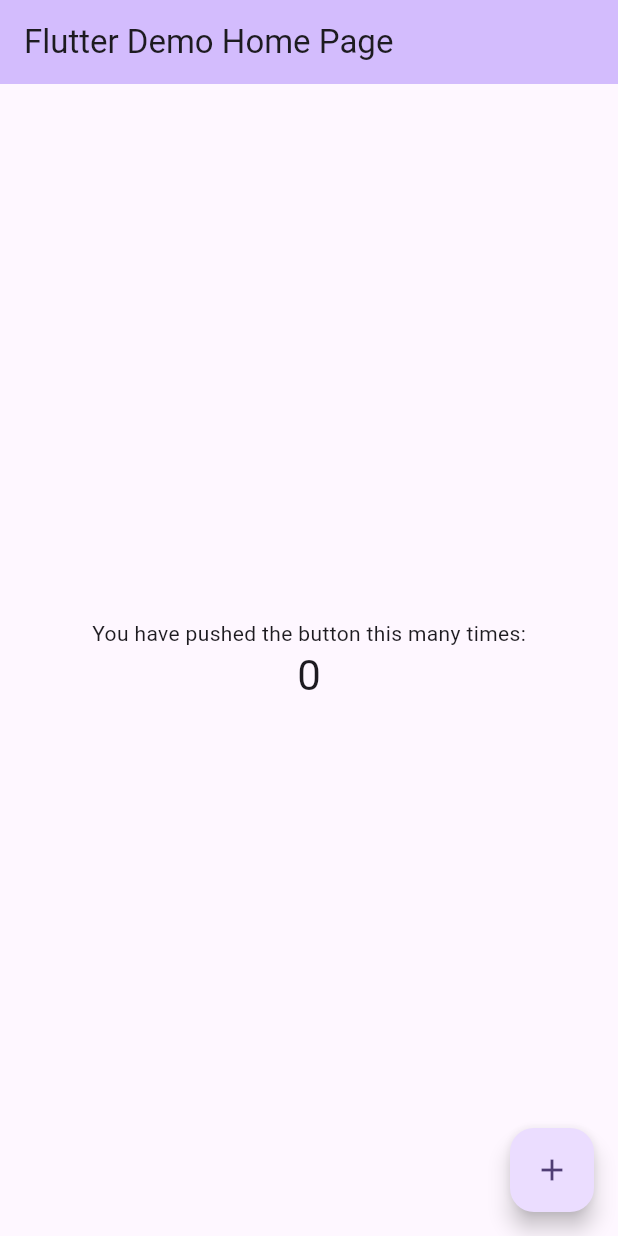
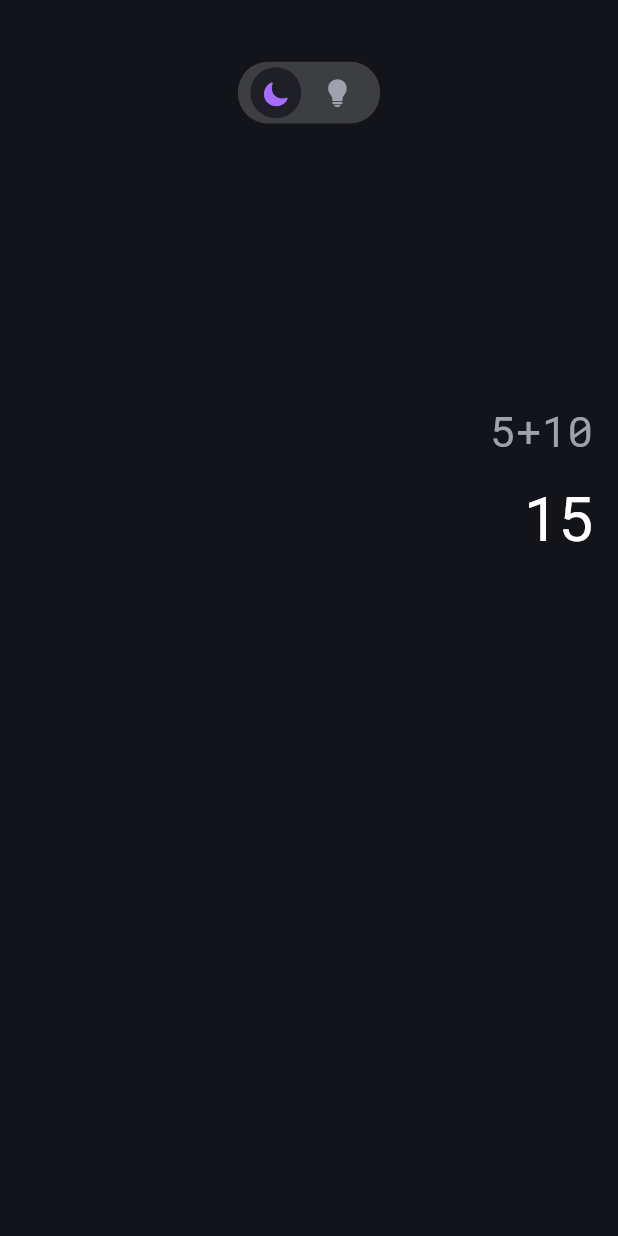
Before and after one commit to SSalahAyman/CodeCasa, a Flutter app: the screen it shows after launch, on a phone screen of 412 x 824 dp. Run offline on Flutter 3.47's test engine with Material 2 defaults, Android fonts, the phone set to English and light mode, and no system bars; our stand-ins replace animated_text_kit, get, lottie, smooth_page_indicator.

Commit message:
finished the the theme bar and container that contain Question & Answer as UI only

```diff
--- a/calculatorapp/lib/main.dart
+++ b/calculatorapp/lib/main.dart
@@ -1,125 +1,18 @@
+import 'package:calculatorapp/screens/main_screen.dart';
 import 'package:flutter/material.dart';
 
 void main() {
-  runApp(const MyApp());
+  runApp(CalculatorApp());
 }
 
-class MyApp extends StatelessWidget {
-  const MyApp({super.key});
+class CalculatorApp extends StatelessWidget {
+  const CalculatorApp({super.key});
 
-  // This widget is the root of your application.
   @override
   Widget build(BuildContext context) {
     return MaterialApp(
-      title: 'Flutter Demo',
-      theme: ThemeData(
-        // This is the theme of your application.
-        //
-        // TRY THIS: Try running your application with "flutter run". You'll see
-        // the application has a blue toolbar. Then, without quitting the app,
-        // try changing the seedColor in the colorScheme below to Colors.green
-        // and then invoke "hot reload" (save your changes or press the "hot
-        // reload" button in a Flutter-supported IDE, or press "r" if you used
-        // the command line to start the app).
-        //
-        // Notice that the counter didn't reset back to zero; the application
-        // state is not lost during the reload. To reset the state, use hot
-        // restart instead.
-        //
-        // This works for code too, not just values: Most code changes can be
-        // tested with just a hot reload.
-        colorScheme: ColorScheme.fromSeed(seedColor: Colors.deepPurple),
-        useMaterial3: true,
-      ),
-      home: const MyHomePage(title: 'Flutter Demo Home Page'),
+      debugShowCheckedModeBanner: false,
+      home: MainScreen(),
     );
   }
 }
-
-class MyHomePage extends StatefulWidget {
-  const MyHomePage({super.key, required this.title});
-
-  // This widget is the home page of your application. It is stateful, meaning
-  // that it has a State object (defined below) that contains fields that affect
-  // how it looks.
-
-  // This class is the configuration for the state. It holds the values (in this
-  // case the title) provided by the parent (in this case the App widget) and
-  // used by the build method of the State. Fields in a Widget subclass are
-  // always marked "final".
-
-  final String title;
-
-  @override
-  State<MyHomePage> createState() => _MyHomePageState();
-}
-
-class _MyHomePageState extends State<MyHomePage> {
-  int _counter = 0;
-
-  void _incrementCounter() {
-    setState(() {
-      // This call to setState tells the Flutter framework that something has
-      // changed in this State, which causes it to rerun the build method below
-      // so that the display can reflect the updated values. If we changed
-      // _counter without calling setState(), then the build method would not be
-      // called again, and so nothing would appear to happen.
-      _counter++;
-    });
-  }
-
-  @override
-  Widget build(BuildContext context) {
-    // This method is rerun every time setState is called, for instance as done
-    // by the _incrementCounter method above.
-    //
-    // The Flutter framework has been optimized to make rerunning build methods
-    // fast, so that you can just rebuild anything that needs updating rather
-    // than having to individually change instances of widgets.
-    return Scaffold(
-      appBar: AppBar(
-        // TRY THIS: Try changing the color here to a specific color (to
-        // Colors.amber, perhaps?) and trigger a hot reload to see the AppBar
-        // change color while the other colors stay the same.
-        backgroundColor: Theme.of(context).colorScheme.inversePrimary,
-        // Here we take the value from the MyHomePage object that was created by
-        // the App.build method, and use it to set our appbar title.
-        title: Text(widget.title),
-      ),
-      body: Center(
-        // Center is a layout widget. It takes a single child and positions it
-        // in the middle of the parent.
-        child: Column(
-          // Column is also a layout widget. It takes a list of children and
-          // arranges them vertically. By default, it sizes itself to fit its
-          // children horizontally, and tries to be as tall as its parent.
-          //
-          // Column has various properties to control how it sizes itself and
-          // how it positions its children. Here we use mainAxisAlignment to
-          // center the children vertically; the main axis here is the vertical
-          // axis because Columns are vertical (the cross axis would be
-          // horizontal).
-          //
-          // TRY THIS: Invoke "debug painting" (choose the "Toggle Debug Paint"
-          // action in the IDE, or press "p" in the console), to see the
-          // wireframe for each widget.
-          mainAxisAlignment: MainAxisAlignment.center,
-          children: <Widget>[
-            const Text(
-              'You have pushed the button this many times:',
-            ),
-            Text(
-              '$_counter',
-              style: Theme.of(context).textTheme.headlineMedium,
-            ),
-          ],
-        ),
-      ),
-      floatingActionButton: FloatingActionButton(
-        onPressed: _incrementCounter,
-        tooltip: 'Increment',
-        child: const Icon(Icons.add),
-      ), // This trailing comma makes auto-formatting nicer for build methods.
-    );
-  }
-}
--- /dev/null
+++ b/calculatorapp/lib/screens/main_screen.dart
@@ -0,0 +1,111 @@
+import 'package:flutter/cupertino.dart';
+import 'package:flutter/material.dart';
+
+class MainScreen extends StatelessWidget {
+  const MainScreen({super.key});
+
+  static late double width;
+  static late double height;
+
+  @override
+  Widget build(BuildContext context) {
+    width = MediaQuery.of(context).size.width;
+    height = MediaQuery.of(context).size.height;
+    return Scaffold(
+      backgroundColor: const Color(0xff13141A),
+      body: Container(
+        width: width,
+        height: height,
+        child: Column(
+          children: [
+            SizedBox(
+              height: height * 0.05,
+            ),
+
+            /**
+             * Switch theme (Dark & Light) bar
+             */
+            Container(
+              width: width * 0.23,
+              height: height * 0.05,
+              decoration: BoxDecoration(
+                borderRadius: BorderRadius.circular(20),
+                color: Colors.grey.withOpacity(0.3),
+              ),
+              child: Row(
+                children: [
+                  SizedBox(
+                    width: width * 0.02,
+                  ),
+                  CircleAvatar(
+                    backgroundColor: Color(0xff1F1F27),
+                    radius: 17,
+                    child: IconButton(
+                      onPressed: () {},
+                      icon: const Icon(
+                        CupertinoIcons.moon_fill,
+                        color: Color(0xffA66CFF),
+                      ),
+                      iconSize: 19,
+                    ),
+                  ),
+                  IconButton(
+                    onPressed: () {},
+                    icon: const Icon(
+                      CupertinoIcons.lightbulb_fill,
+                      color: Color(0xffA0A1AC),
+                    ),
+                    iconSize: 19,
+                  ),
+                ],
+              ),
+            ),
+
+            /**
+             * Area for question & answer
+             */
+            Container(
+              width: width,
+              height: height * 0.35,
+              child: Column(
+                mainAxisAlignment: MainAxisAlignment.end,
+                children: [
+                  Padding(
+                    padding: EdgeInsets.only(right: width * 0.04),
+                    child: Container(
+                      alignment: Alignment.centerRight,
+                      child: Text(
+                        "5+10",
+                        style: TextStyle(
+                            color: Color(0xffA0A1AC),
+                            fontSize: width * 0.07,
+                            fontFamily: "RobotoMono"),
+                      ),
+                    ),
+                  ),
+                  SizedBox(
+                    height: height * 0.02,
+                  ),
+                  Padding(
+                    padding: EdgeInsets.only(right: width * 0.04),
+                    child: Container(
+                      alignment: Alignment.centerRight,
+                      child: Text(
+                        "15",
+                        style: TextStyle(
+                          color: Colors.white,
+                          fontSize: width * 0.1,
+                          // fontFamily: "RobotoMono",
+                        ),
+                      ),
+                    ),
+                  ),
+                ],
+              ),
+            ),
+          ],
+        ),
+      ),
+    );
+  }
+}
```
Also changed, not shown: calculatorapp/pubspec.yaml (+6 -12 lines), calculatorapp/assets/fonts/RobotoMono-Regular.ttf (added), calculatorapp/pubspec.lock.
